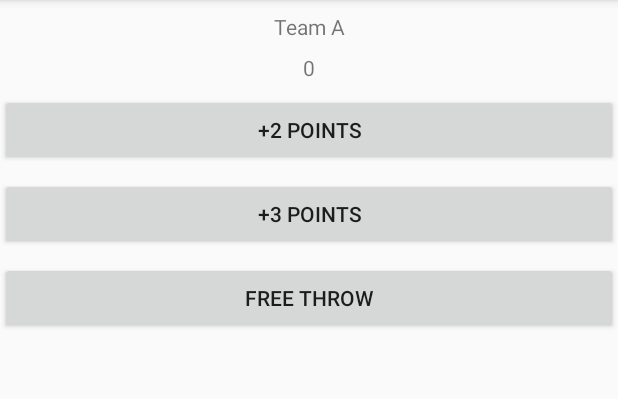
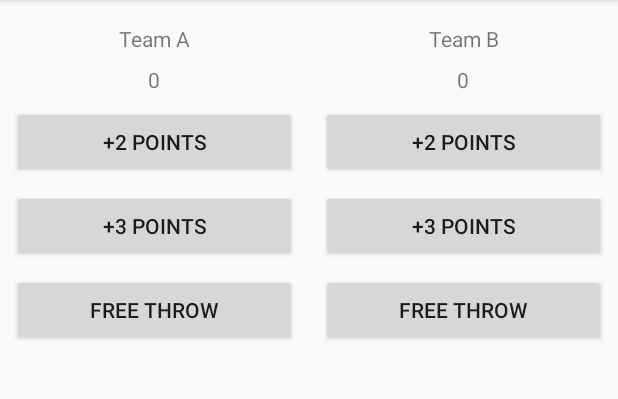
Before and after one commit to djmgeneseo/Court-Counter, an Android app: the screen it shows after launch (MainActivity), on a phone screen of 412 x 824 dp, the part 84-483 px from its top. Run offline under Robolectric (Android 15) with nearby library versions, the phone set to English and light mode, and no system bars.

Commit message:
Add Team B into xml

```diff
--- a/app/src/main/res/layout/activity_main.xml
+++ b/app/src/main/res/layout/activity_main.xml
@@ -1,11 +1,20 @@
 <?xml version="1.0" encoding="utf-8"?>
 <LinearLayout
     xmlns:android="http://schemas.android.com/apk/res/android"
-    xmlns:app="http://schemas.android.com/apk/res-auto"
+    xmlns:tools="http://schemas.android.com/tools"
+    android:orientation="horizontal"
+    android:layout_width="match_parent"
+    android:layout_height="match_parent"
+    tools:context="com.example.android.courtcounter.MainActivity">
+
+    <LinearLayout
+        xmlns:android="http://schemas.android.com/apk/res/android"
         xmlns:tools="http://schemas.android.com/tools"
         android:orientation="vertical"
-    android:layout_width="match_parent"
+        android:layout_width="0dp"
         android:layout_height="match_parent"
+        android:layout_weight="1"
+        android:layout_margin="8dp"
         tools:context="com.example.android.courtcounter.MainActivity">
 
         <TextView
@@ -24,7 +33,7 @@
             android:layout_marginBottom="8dp"/>
 
         <Button
-        android:id="@+id/two_pts"
+            android:id="@+id/two_pts_a"
             android:layout_width="match_parent"
             android:layout_height="wrap_content"
             android:text="+2 Points"
@@ -32,7 +41,7 @@
             android:layout_marginBottom="8dp"
             android:onClick="displayTwoA"/>
         <Button
-        android:id="@+id/three_pts"
+            android:id="@+id/three_pts_a"
             android:layout_width="match_parent"
             android:layout_height="wrap_content"
             android:text="+3 Points"
@@ -40,11 +49,62 @@
             android:layout_marginBottom="8dp"
             android:onClick="displayThreeA"/>
         <Button
-        android:id="@+id/free_throw"
+            android:id="@+id/free_throw_a"
             android:layout_width="match_parent"
             android:layout_height="wrap_content"
             android:text="Free Throw"
             android:gravity="center"
             android:onClick="displayFreeA"/>
+        </LinearLayout>
+
+    <LinearLayout
+        xmlns:android="http://schemas.android.com/apk/res/android"
+        xmlns:tools="http://schemas.android.com/tools"
+        android:orientation="vertical"
+        android:layout_width="0dp"
+        android:layout_height="match_parent"
+        android:layout_weight="1"
+        android:layout_margin="8dp"
+        tools:context="com.example.android.courtcounter.MainActivity">
+
+        <TextView
+            android:layout_width="match_parent"
+            android:layout_height="wrap_content"
+            android:text="Team B"
+            android:gravity="center"
+            android:layout_margin="8dp"/>
+
+        <TextView
+            android:id="@+id/team_b_score"
+            android:layout_width="match_parent"
+            android:layout_height="wrap_content"
+            android:text="0"
+            android:gravity="center"
+            android:layout_marginBottom="8dp"/>
+
+        <Button
+            android:id="@+id/two_pts_b"
+            android:layout_width="match_parent"
+            android:layout_height="wrap_content"
+            android:text="+2 Points"
+            android:gravity="center"
+            android:layout_marginBottom="8dp"
+            android:onClick="displayTwoA"/>
+        <Button
+            android:id="@+id/three_pts_b"
+            android:layout_width="match_parent"
+            android:layout_height="wrap_content"
+            android:text="+3 Points"
+            android:gravity="center"
+            android:layout_marginBottom="8dp"
+            android:onClick="displayThreeA"/>
+        <Button
+            android:id="@+id/free_throw_b"
+            android:layout_width="match_parent"
+            android:layout_height="wrap_content"
+            android:text="Free Throw"
+            android:gravity="center"
+            android:onClick="displayFreeA"/>
+    </LinearLayout>
 
 </LinearLayout>
```
Lines whose indentation alone changed are shown as unchanged.
